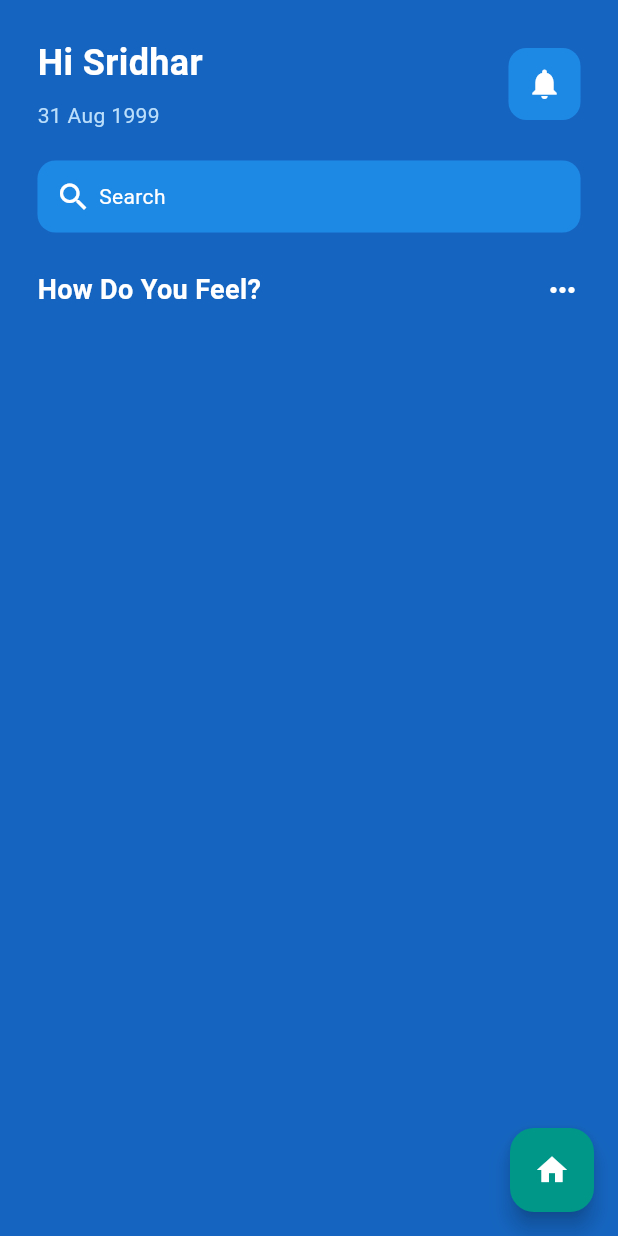
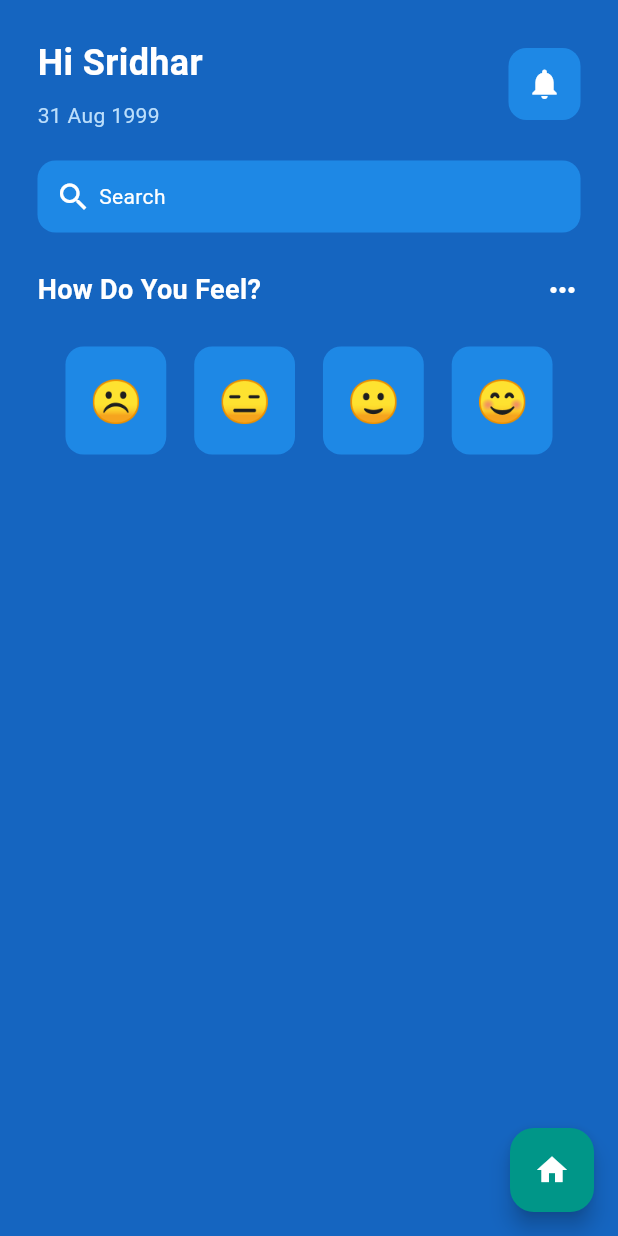
Before and after one commit to Sridharvn/flutter_ui_learning_showcase, a Flutter app: the MentalHealthAppHomeUi screen opened by its route, on a phone screen of 412 x 824 dp. Run offline on Flutter 3.47's test engine with Material 3 defaults, Android fonts, the phone set to English and light mode, and no system bars; our stand-ins replace go_router.

Commit message:
Added emoticon faces

```diff
--- /dev/null
+++ b/lib/pages/mental_health_app_ui/emoticon_face.dart
@@ -0,0 +1,19 @@
+import 'package:flutter/material.dart';
+
+class EmoticonFace extends StatelessWidget {
+  final String emoticonFace;
+  const EmoticonFace({super.key, required this.emoticonFace});
+
+  @override
+  Widget build(BuildContext context) {
+    return Container(
+        decoration: BoxDecoration(
+            color: Colors.blue[600], borderRadius: BorderRadius.circular(12)),
+        padding: EdgeInsets.all(16),
+        child: Center(
+            child: Text(
+          emoticonFace,
+          style: TextStyle(fontSize: 28),
+        )));
+  }
+}
--- a/lib/pages/mental_health_app_ui/mental_health_app_home_ui.dart
+++ b/lib/pages/mental_health_app_ui/mental_health_app_home_ui.dart
@@ -1,4 +1,5 @@
 import 'package:flutter/material.dart';
+import 'package:flutter_ui_learning_showcase/pages/mental_health_app_ui/emoticon_face.dart';
 import 'package:flutter_ui_learning_showcase/widgets/UniversalFABToHome.dart';
 
 class MentalHealthAppHomeUi extends StatefulWidget {
@@ -101,6 +102,20 @@ class _MentalHealthAppHomeUiState extends State<MentalHealthAppHomeUi> {
               SizedBox(
                 height: 25,
               ),
+              // 4 different faces
+              Row(
+                mainAxisAlignment: MainAxisAlignment.spaceEvenly,
+                children: [
+                  // bad
+                  EmoticonFace(emoticonFace: '☹️'),
+                  // fine
+                  EmoticonFace(emoticonFace: '😑'),
+                  // well
+                  EmoticonFace(emoticonFace: '🙂'),
+                  // excellent
+                  EmoticonFace(emoticonFace: '😊')
+                ],
+              )
             ],
           ),
         ),
```
